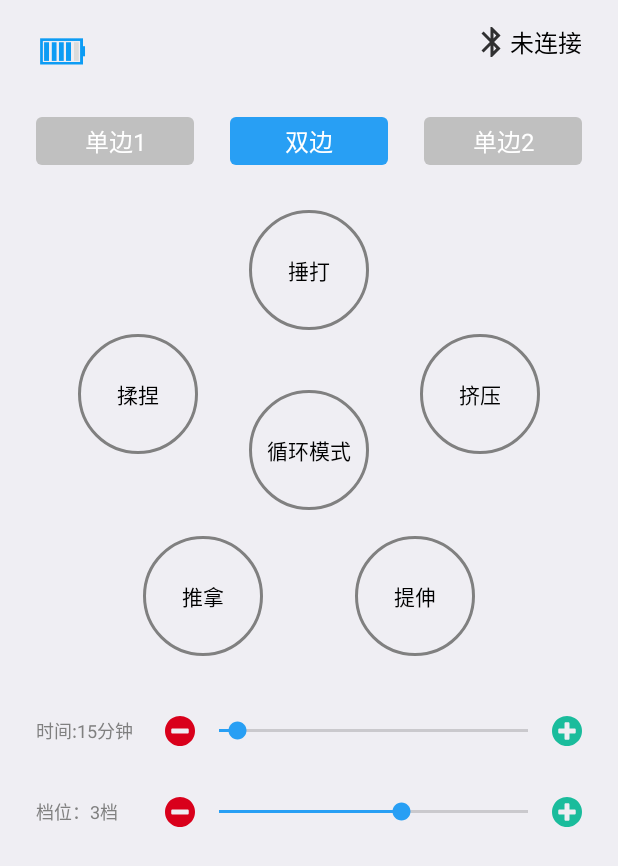
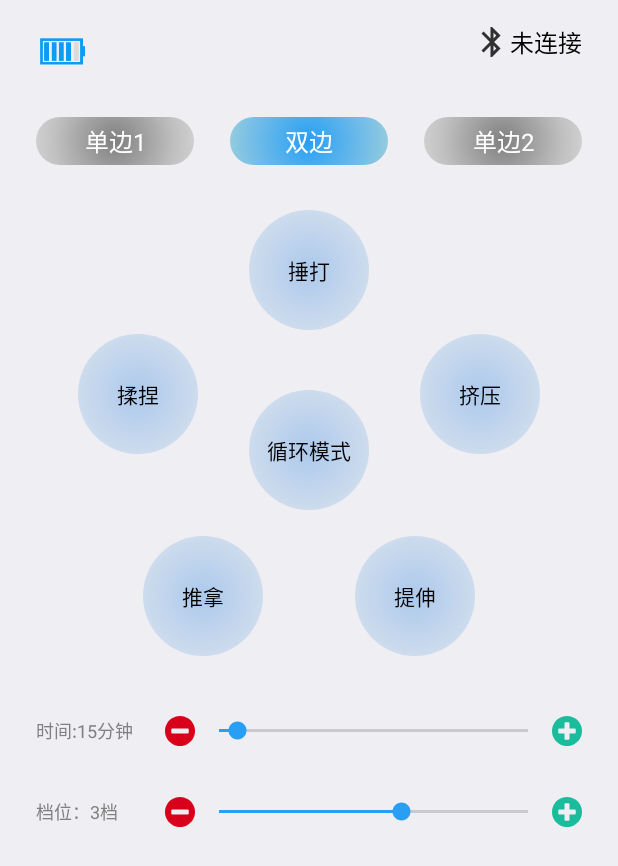
Before and after one commit to bux-git/VibrationBra, an Android app: the screen it shows after launch (MainActivity), on a phone screen of 412 x 824 dp. Shown: the top 866 px of the screen. Run offline under Robolectric (Android 15) with nearby library versions, the phone set to English and light mode, and no system bars; our stand-ins replace ButterKnife, Dagger/Hilt's generated code, RxJava; libraries missing offline, so code that uses them is left out: com.blankj.utilcode, com.clj.fastble, com.hwangjr.rxbus; 4 statements that could not run were skipped.

```diff
--- a/app/src/main/java/com/example/common/widget/SeekLayout.java
+++ b/app/src/main/java/com/example/common/widget/SeekLayout.java
@@ -14,7 +14,6 @@ import android.widget.SeekBar;
 import android.widget.TextView;
 
 import com.example.vibrationbra.R;
-import com.example.vibrationbra.localdata.Constant;
 
 import androidx.annotation.Nullable;
 
@@ -89,7 +88,7 @@ public class SeekLayout extends LinearLayout implements View.OnClickListener {
                 if (!fromUser) {
                     return;
                 }
-                setExplainText(progress);
+                setExplainText(progress, false);
             }
 
             @Override
@@ -103,7 +102,6 @@ public class SeekLayout extends LinearLayout implements View.OnClickListener {
                 setProgressAndText(seekBar.getProgress());
             }
         });
-
     }
 
     private void initData() {
@@ -135,8 +133,9 @@ public class SeekLayout extends LinearLayout implements View.OnClickListener {
 
 
     private void setProgressAndText(float v2) {
-        setExplainText((int) (v2));
         setMathProgress((int) (v2));
+        setExplainText((int) (v2), true);
+
     }
 
 
@@ -157,7 +156,7 @@ public class SeekLayout extends LinearLayout implements View.OnClickListener {
      *
      * @param progress
      */
-    public void setExplainText(int progress) {
+    public void setExplainText(int progress, boolean isSend) {
         //显示处理之后得
         progress = getRealProgress(progress);
         if (progress < min) {
@@ -166,6 +165,9 @@ public class SeekLayout extends LinearLayout implements View.OnClickListener {
             progress = max;
         }
         mTvExplain.setText(String.format(explainFormat, progress));
+        if (!isSend) {
+            return;
+        }
         sendMessage(progress);
     }
 
@@ -175,7 +177,13 @@ public class SeekLayout extends LinearLayout implements View.OnClickListener {
         return progress;
     }
 
-
+    /**
+     * 设置数据
+     *
+     * @param min
+     * @param max
+     * @param explainFormat
+     */
     public void setLimit(int min, int max, String explainFormat) {
         this.min = min;
         this.max = max;
@@ -199,8 +207,9 @@ public class SeekLayout extends LinearLayout implements View.OnClickListener {
         Message message = mHandler.obtainMessage();
         message.what = 1;
         message.arg1 = progress;
-        mHandler.sendMessageDelayed(message, Constant.CONTROL_INTERVAL);
+        mHandler.sendMessageDelayed(message, 500);
     }
+
 
     public interface OnProgressChangeLister {
         void onProgressChange(int progress);
--- a/app/src/main/java/com/example/vibrationbra/ui/MainActivity.java
+++ b/app/src/main/java/com/example/vibrationbra/ui/MainActivity.java
@@ -68,6 +68,7 @@ public class MainActivity extends BaseSysBleCheckActivity implements View.OnClic
 
     @Override
     protected void init() {
+        //mFltCover.setVisibility(View.GONE);
         //初始化蓝牙设备
         BlueUtils.instance();
         BlueUtils.sUtils.initGlobal();
--- a/app/src/main/java/com/example/vibrationbra/util/Control.java
+++ b/app/src/main/java/com/example/vibrationbra/util/Control.java
@@ -55,6 +55,7 @@ public class Control {
             public void onWriteSuccess(int current, int total, byte[] justWrite) {
                 // 发送数据到设备成功（分包发送的情况下，可以通过方法中返回的参数可以查看发送进度）
                 ToastUtils.showShort("发送数据到设备成功");
+                //本地存储
                 AppParams.setControlBean(cb);
             }
 
--- a/app/src/main/res/drawable/shape_circle_solid_accent.xml
+++ b/app/src/main/res/drawable/shape_circle_solid_accent.xml
@@ -1,6 +1,16 @@
 <?xml version="1.0" encoding="utf-8"?>
 <shape xmlns:android="http://schemas.android.com/apk/res/android"
     android:shape="oval">
-    <stroke android:width="@dimen/spacing_tinyest" android:color="@color/gray"/>
-    <solid android:color="@color/colorPrimary"/>
+    <!--<stroke
+        android:width="@dimen/spacing_tinyest"
+        android:color="@color/gray" />-->
+    <solid android:color="@color/colorPrimary" />
+    <gradient
+        android:centerColor="@color/theme_blue_light"
+        android:centerX="0.5"
+        android:centerY="0.5"
+        android:endColor="@color/theme_blue_light"
+        android:gradientRadius="80dp"
+        android:startColor="@color/colorPrimary"
+        android:type="radial" />
 </shape>
--- a/app/src/main/res/drawable/shape_circle_stroke_white.xml
+++ b/app/src/main/res/drawable/shape_circle_stroke_white.xml
@@ -1,6 +1,16 @@
 <?xml version="1.0" encoding="utf-8"?>
 <shape xmlns:android="http://schemas.android.com/apk/res/android"
     android:shape="oval">
-    <stroke android:width="@dimen/spacing_tinyest" android:color="@color/gray"/>
-    <solid android:color="@color/light_gray"/>
+    <!--<stroke
+        android:width="@dimen/spacing_tinyest"
+        android:color="@color/gray" />-->
+    <solid android:color="@color/light_gray" />
+
+    <gradient
+        android:centerX="0.5"
+        android:centerY="0.5"
+        android:endColor="@color/nano_gray"
+        android:gradientRadius="80dp"
+        android:startColor="@color/theme_blue_light2"
+        android:type="radial" />
 </shape>
--- a/app/src/main/res/drawable/shape_radius_4dp_gray.xml
+++ b/app/src/main/res/drawable/shape_radius_4dp_gray.xml
@@ -1,6 +1,14 @@
 <?xml version="1.0" encoding="utf-8"?>
 <shape xmlns:android="http://schemas.android.com/apk/res/android"
     android:shape="rectangle">
-<corners android:radius="4dp"/>
-    <solid  android:color="@color/silver_gray"/>
+    <corners android:radius="40dp" />
+    <solid android:color="@color/silver_gray" />
+    <gradient
+        android:type="radial"
+        android:startColor="@color/gray"
+        android:centerColor="@color/silver_gray"
+        android:gradientRadius="80dp"
+        android:centerX="0.5"
+        android:centerY="0.5"
+        android:endColor="@color/nano_gray"/>
 </shape>
--- a/app/src/main/res/drawable/shape_radius_4dp_gray_dark.xml
+++ b/app/src/main/res/drawable/shape_radius_4dp_gray_dark.xml
@@ -1,6 +1,14 @@
 <?xml version="1.0" encoding="utf-8"?>
 <shape xmlns:android="http://schemas.android.com/apk/res/android"
     android:shape="rectangle">
-<corners android:radius="4dp"/>
+<corners android:radius="50dp"/>
     <solid  android:color="@color/colorPrimary"/>
+    <gradient
+        android:type="radial"
+        android:startColor="@color/colorPrimary"
+        android:centerColor="@color/theme_blue_light"
+        android:gradientRadius="80dp"
+        android:centerX="0.5"
+        android:centerY="0.5"
+        android:endColor="@color/theme_light"/>
 </shape>
--- a/app/src/main/res/layout/activity_main.xml
+++ b/app/src/main/res/layout/activity_main.xml
@@ -129,5 +129,5 @@
         app:layout_constraintBottom_toBottomOf="parent"
         app:layout_constraintEnd_toEndOf="parent"
         app:layout_constraintStart_toStartOf="parent"
-        app:layout_constraintTop_toBottomOf="@id/tv_blue" />
+        app:layout_constraintTop_toBottomOf="@id/iv_batter" />
 </androidx.constraintlayout.widget.ConstraintLayout>
--- a/app/src/main/res/values/colors.xml
+++ b/app/src/main/res/values/colors.xml
@@ -42,6 +42,7 @@
 
     <color name="theme_red">#ce3d3e</color>
     <color name="theme_blue">#1296db</color>
-    <color name="theme_light">#8ed3f7</color>
+    <color name="theme_light">#CAE6CA</color>
     <color name="theme_blue_light">#881296db</color>
+    <color name="theme_blue_light2">#FFACC9EC</color>
 </resources>
```
